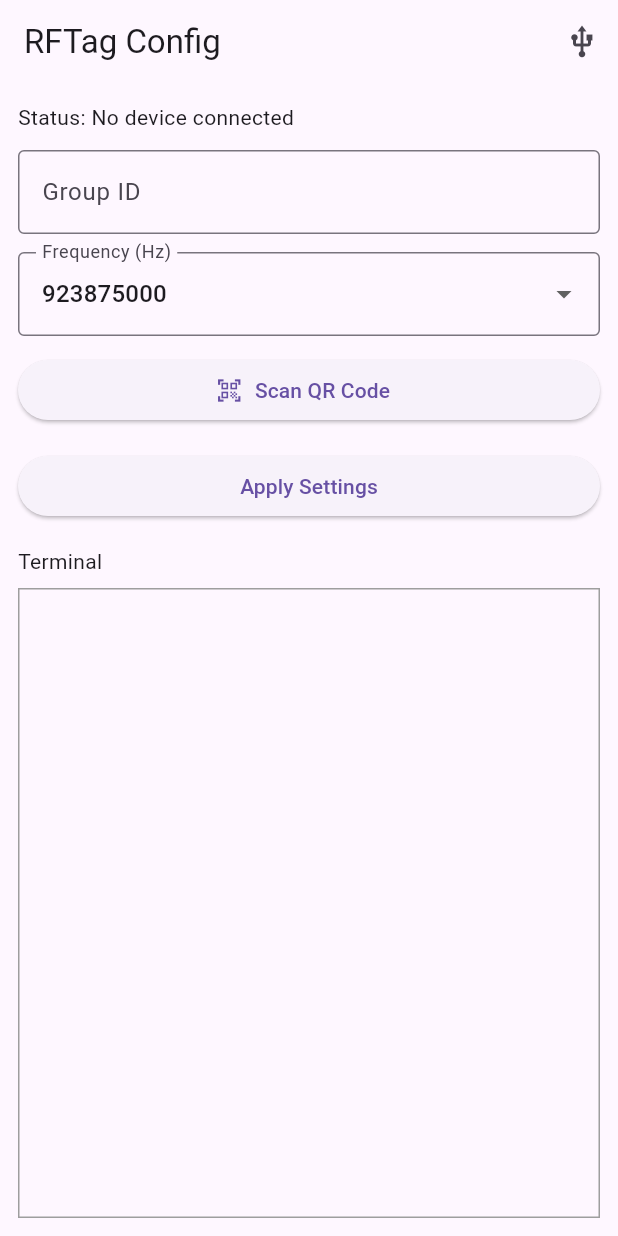
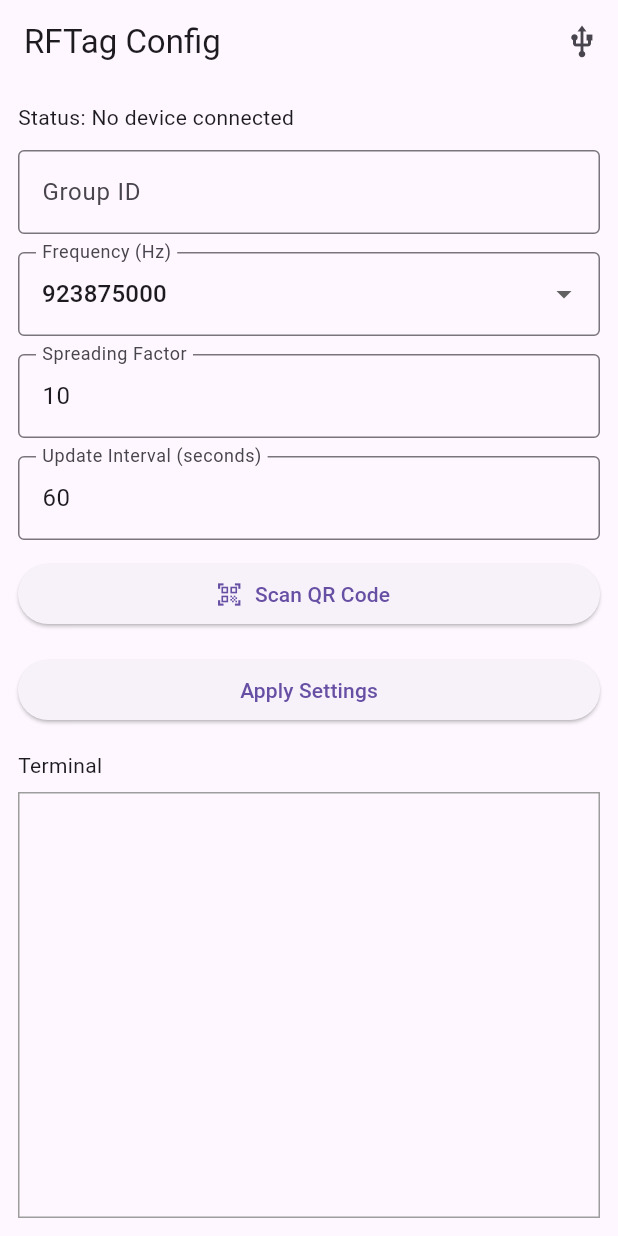
Before and after one commit to Everbliss-Green/Rftag-Link-Setup, a Flutter app: the screen it shows after launch, after a tap on "Apply Settings", on a phone screen of 412 x 824 dp. Run offline on Flutter 3.47's test engine with Material 3 defaults, Android fonts, the phone set to English and light mode, and no system bars; our stand-ins replace web; missing offline and left inert: dart:js_interop, mobile_scanner, serial.

Commit message:
updates SF and interval seconds

```diff
--- a/lib/main.dart
+++ b/lib/main.dart
@@ -43,6 +43,13 @@ class _HomePageState extends State<HomePage> {
   final List<String> frequencies = ['923875000', '923375000', '924875000'];
   String selectedFrequency = '923875000';
 
+  final TextEditingController spreadingFactorController = TextEditingController(
+    text: '10',
+  );
+  final TextEditingController updateIntervalController = TextEditingController(
+    text: '60',
+  );
+
   String status = 'Not connected';
 
   late final MobileScannerController _scannerController;
@@ -63,6 +70,8 @@ class _HomePageState extends State<HomePage> {
   void dispose() {
     _scannerController.dispose();
     groupIdController.dispose();
+    spreadingFactorController.dispose();
+    updateIntervalController.dispose();
     super.dispose();
   }
 
@@ -159,6 +168,9 @@ class _HomePageState extends State<HomePage> {
       return;
     }
 
+    final spreadingFactor = spreadingFactorController.text.trim();
+    final updateInterval = updateIntervalController.text.trim();
+
     try {
       await _write('\r\n');
       await Future.delayed(const Duration(milliseconds: 150));
@@ -167,6 +179,16 @@ class _HomePageState extends State<HomePage> {
       await Future.delayed(const Duration(milliseconds: 150));
 
       await _write('rftag settings lora freq $selectedFrequency\r\n');
+      await Future.delayed(const Duration(milliseconds: 150));
+
+      if (spreadingFactor.isNotEmpty) {
+        await _write('rftag settings lora sf $spreadingFactor\r\n');
+        await Future.delayed(const Duration(milliseconds: 150));
+      }
+
+      if (updateInterval.isNotEmpty) {
+        await _write('rftag settings timing interval $updateInterval\r\n');
+      }
 
       setState(() => status = 'Commands sent');
     } catch (_) {
@@ -231,10 +253,25 @@ class _HomePageState extends State<HomePage> {
 
       final String groupId = data['groupId'].toString();
 
-      final double freqMHz = (data['loraConfig']['frequency'] as num)
-          .toDouble();
+      final loraConfig = data['loraConfig'] as Map<String, dynamic>?;
 
+      final double freqMHz =
+          (loraConfig?['frequency'] as num?)?.toDouble() ?? 923.875;
       final String freqHz = (freqMHz * 1000000).round().toString();
+
+      // Parse spreading factor - handle both "SF10" format and numeric 10
+      String spreadingFactor = '10';
+      if (loraConfig?['spreading_factor'] != null) {
+        final sfValue = loraConfig!['spreading_factor'].toString();
+        // Remove "SF" prefix if present
+        spreadingFactor = sfValue.toUpperCase().replaceFirst('SF', '');
+      }
+
+      // Parse location update interval
+      String updateInterval = '60';
+      if (loraConfig?['location_update_interval'] != null) {
+        updateInterval = loraConfig!['location_update_interval'].toString();
+      }
 
       setState(() {
         groupIdController.text = groupId;
@@ -244,8 +281,12 @@ class _HomePageState extends State<HomePage> {
         }
 
         selectedFrequency = freqHz;
+        spreadingFactorController.text = spreadingFactor;
+        updateIntervalController.text = updateInterval;
 
-        terminalLines.add('> Scanned QR → groupId=$groupId freq=$freqHz');
+        terminalLines.add(
+          '> Scanned QR → groupId=$groupId freq=$freqHz sf=$spreadingFactor interval=$updateInterval',
+        );
       });
 
       applySettings();
@@ -285,7 +326,7 @@ class _HomePageState extends State<HomePage> {
             ),
             const SizedBox(height: 12),
             DropdownButtonFormField<String>(
-              initialValue: selectedFrequency,
+              value: selectedFrequency,
               items: frequencies
                   .map((f) => DropdownMenuItem(value: f, child: Text(f)))
                   .toList(),
@@ -294,6 +335,26 @@ class _HomePageState extends State<HomePage> {
                 labelText: 'Frequency (Hz)',
                 border: OutlineInputBorder(),
               ),
+            ),
+            const SizedBox(height: 12),
+            TextField(
+              controller: spreadingFactorController,
+              decoration: const InputDecoration(
+                labelText: 'Spreading Factor',
+                hintText: 'e.g. 10',
+                border: OutlineInputBorder(),
+              ),
+              keyboardType: TextInputType.number,
+            ),
+            const SizedBox(height: 12),
+            TextField(
+              controller: updateIntervalController,
+              decoration: const InputDecoration(
+                labelText: 'Update Interval (seconds)',
+                hintText: 'e.g. 60',
+                border: OutlineInputBorder(),
+              ),
+              keyboardType: TextInputType.number,
             ),
             const SizedBox(height: 12),
             ElevatedButton.icon(
```
